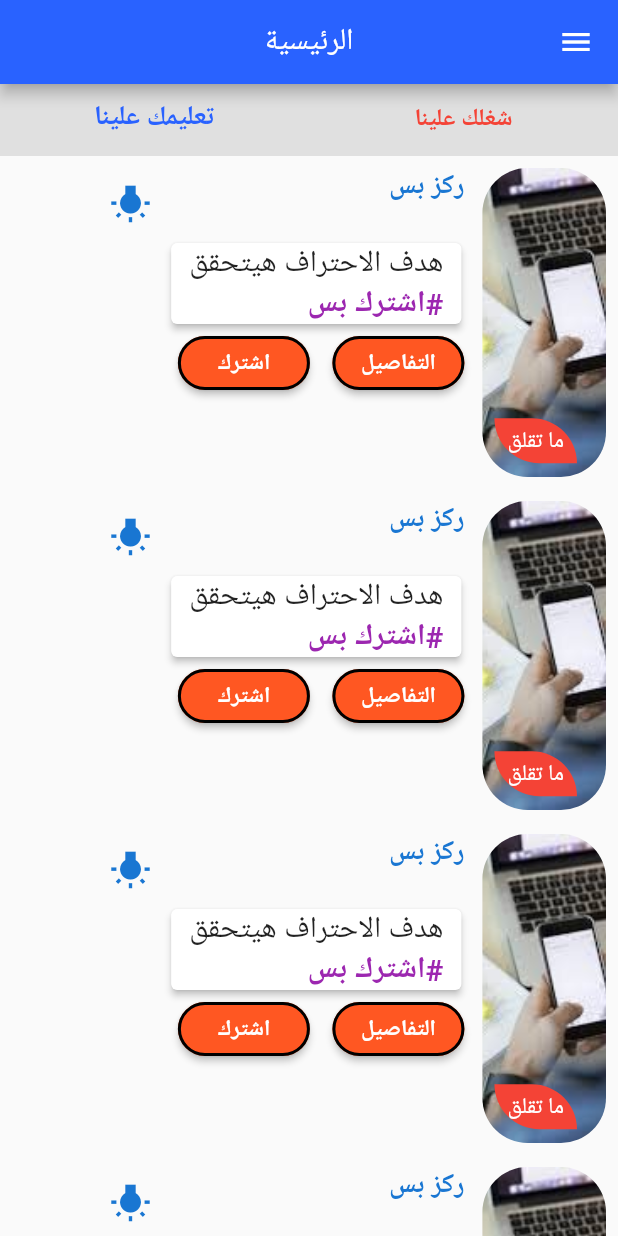
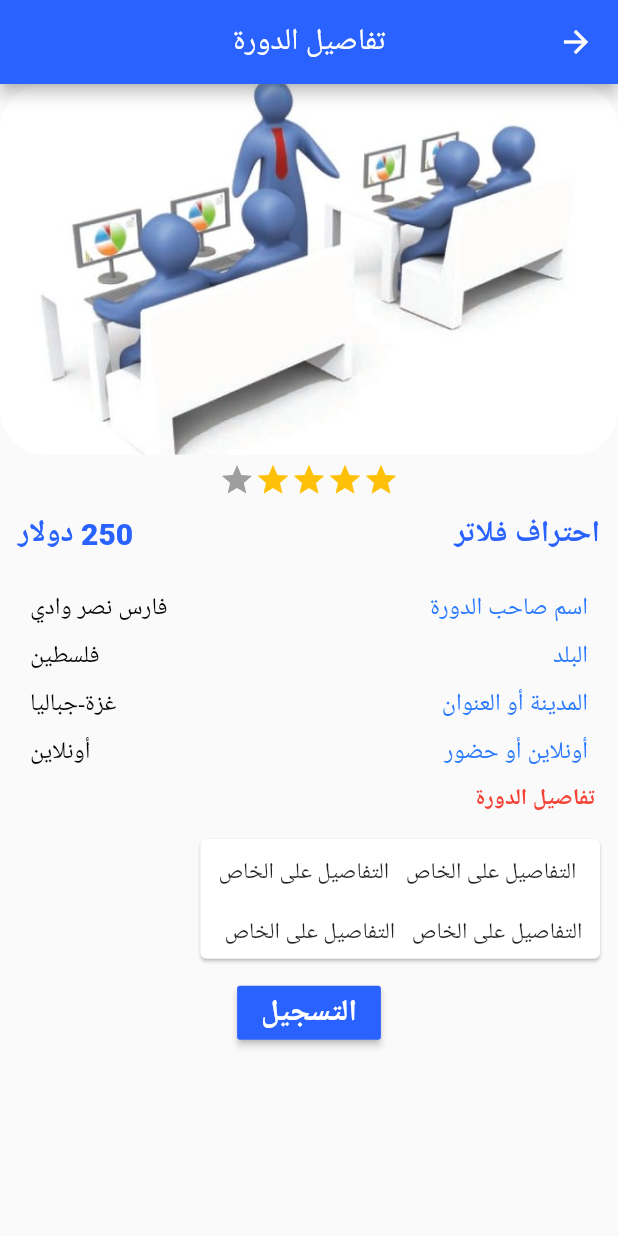
Before and after one commit to fareswadi/programmer_app, a Flutter app: the MainPage screen opened by its route, tab 2 chosen, after a tap on "التفاصيل", on a phone screen of 412 x 824 dp. Run offline on Flutter 3.47's test engine with Material 2 defaults, Android fonts, the light colour scheme and no system bars; our stand-ins replace google_fonts, splashscreen; missing offline and left inert: page_view_indicator; Roboto replaces fonts that are missing (Tajawal).

Commit message:
Details page

```diff
--- /dev/null
+++ b/lib/details.dart
@@ -0,0 +1,224 @@
+import 'package:flutter/cupertino.dart';
+import 'package:flutter/material.dart';
+import 'package:google_fonts/google_fonts.dart';
+
+class Details extends StatefulWidget {
+  @override
+  _DetailsState createState() => _DetailsState();
+}
+
+class _DetailsState extends State<Details> {
+  @override
+  Widget build(BuildContext context) {
+    return Theme(
+      data: ThemeData(fontFamily: GoogleFonts.tajawal().fontFamily),
+      child: Scaffold(
+        appBar: AppBar(
+          title: Text('تفاصيل الدورة'),
+          centerTitle: true,
+          backgroundColor: Colors.blueAccent.shade700,
+        ),
+        body: SingleChildScrollView(
+          child: Column(
+            children: [imageintro(), infopage(),detailsgeneral(),],
+          ),
+        ),
+      ),
+    );
+  }
+
+  imageintro() {
+    return Container(
+      width: MediaQuery.of(context).size.width,
+      height: MediaQuery.of(context).size.height * 0.3,
+      decoration: BoxDecoration(
+          borderRadius: BorderRadius.circular(30),
+          image: DecorationImage(
+            image: ExactAssetImage('images/teach.jpg'),
+            fit: BoxFit.cover,
+          )),
+    );
+  }
+
+  infopage() {
+    return Column(
+      children: [
+        Padding(
+          padding: const EdgeInsets.all(5.0),
+          child: Row(
+            mainAxisAlignment: MainAxisAlignment.center,
+            children: [
+              Icon(
+                Icons.star,
+                color: Colors.amber,
+              ),
+              Icon(
+                Icons.star,
+                color: Colors.amber,
+              ),
+              Icon(
+                Icons.star,
+                color: Colors.amber,
+              ),
+              Icon(
+                Icons.star,
+                color: Colors.amber,
+              ),
+              Icon(
+                Icons.star,
+                color: Colors.grey,
+              ),
+            ],
+          ),
+        ),
+        Padding(
+          padding: const EdgeInsets.symmetric(horizontal: 12,vertical: 5),
+          child: Row(
+            mainAxisAlignment: MainAxisAlignment.spaceBetween,
+            children: [
+              Text(
+                'احتراف فلاتر',
+                style: TextStyle(
+                  fontSize: 20,
+                  fontWeight: FontWeight.w800,
+                  color: Colors.blueAccent.shade700,
+                ),
+              ),
+              Text(
+                '250 دولار',
+                style: TextStyle(
+                  fontSize: 20,
+                  fontWeight: FontWeight.w800,
+                  color: Colors.blueAccent.shade700,
+                ),
+              ),
+            ],
+          ),
+        ),
+        SizedBox(height: 15,),
+        Padding(
+          padding: const EdgeInsets.symmetric(horizontal: 20,vertical: 5),
+          child: Row(
+            mainAxisAlignment: MainAxisAlignment.spaceBetween,
+            children: [
+              Text(
+                'اسم صاحب الدورة',
+                style: TextStyle(
+                  fontSize: 16,
+                  color: Colors.blueAccent.shade400,
+                ),
+              ),
+              Text(
+                'فارس نصر وادي',
+                style: TextStyle(
+                  fontSize: 16,
+                  color: Colors.black,
+                ),
+              ),
+            ],
+          ),
+        ),
+        Padding(
+          padding: const EdgeInsets.symmetric(horizontal: 20,vertical: 5),
+          child: Row(
+            mainAxisAlignment: MainAxisAlignment.spaceBetween,
+            crossAxisAlignment: CrossAxisAlignment.start,
+            children: [
+              Text(
+                'البلد',
+                style: TextStyle(
+                  fontSize: 16,
+                  color: Colors.blueAccent.shade400,
+                ),
+              ),
+              Text(
+                'فلسطين',
+                style: TextStyle(
+                  fontSize: 16,
+                  color: Colors.black,
+                ),
+              ),
+            ],
+          ),
+        ),
+        Padding(
+          padding: const EdgeInsets.symmetric(horizontal: 20,vertical: 5),
+          child: Row(
+            mainAxisAlignment: MainAxisAlignment.spaceBetween,
+            children: [
+              Text(
+                'المدينة أو العنوان',
+                style: TextStyle(
+                  fontSize: 16,
+                  color: Colors.blueAccent.shade400,
+                ),
+              ),
+              Text(
+                'غزة-جباليا',
+                style: TextStyle(
+                  fontSize: 16,
+                  color: Colors.black,
+                ),
+              ),
+            ],
+          ),
+        ),
+        Padding(
+          padding: const EdgeInsets.symmetric(horizontal: 20,vertical: 5),
+          child: Row(
+            mainAxisAlignment: MainAxisAlignment.spaceBetween,
+            children: [
+              Text(
+                'أونلاين أو حضور',
+                style: TextStyle(
+                  fontSize: 16,
+                  color: Colors.blueAccent.shade400,
+                ),
+              ),
+              Text(
+                'أونلاين',
+                style: TextStyle(
+                  fontSize: 16,
+                  color: Colors.black,
+                ),
+              ),
+            ],
+          ),
+        )
+      ],
+    );
+  }
+
+  detailsgeneral() {
+    return Column(
+      crossAxisAlignment: CrossAxisAlignment.start,
+
+      children: [
+      Padding(
+        padding: const EdgeInsets.symmetric(horizontal: 15,vertical: 5),
+        child: Text('تفاصيل الدورة',style: TextStyle(color: Colors.red,fontWeight: FontWeight.w800),),
+      ),
+      Padding(
+        padding: const EdgeInsets.all(8.0),
+        child: Card(
+          child: Column(
+            crossAxisAlignment: CrossAxisAlignment.start,
+            children: [
+              Padding(
+                padding: const EdgeInsets.all(12.0),
+                child: Text(' التفاصيل على الخاص   التفاصيل على الخاص'),
+              ),
+              Padding(
+                padding: const EdgeInsets.all(8.0),
+                child: Text(' التفاصيل على الخاص   التفاصيل على الخاص'),
+              ),
+
+            ],
+          ),
+        ),
+      ),
+        Center(child: RaisedButton(onPressed: (){},color:Colors.blueAccent.shade700,child: Text('التسجيل',style: TextStyle(fontSize: 20,color: Colors.white),),))
+      ],
+    );
+  }
+}
--- a/lib/main.dart
+++ b/lib/main.dart
@@ -1,6 +1,7 @@
 import 'package:flutter/material.dart';
 import 'package:flutter_localizations/flutter_localizations.dart';
 import 'package:programmer_app/callUs.dart';
+import 'package:programmer_app/details.dart';
 import 'file:///G:/flutter_project/programmer_app/lib/mainpage/mainpage.dart';
 import 'package:programmer_app/pageview.dart';
 import 'package:programmer_app/welcomepage.dart';
@@ -17,7 +18,7 @@ class MyApp extends StatelessWidget {
     return MaterialApp(
       title: 'مبرمجين',
 
-      home:CallUs(),
+      home:WelcomePage(),
       routes: <String,WidgetBuilder>{
         '/MainPage':(BuildContext context)=>new MainPage(),
         '/CallUs':(BuildContext context)=>new CallUs()
--- a/lib/tabs/tab2.dart
+++ b/lib/tabs/tab2.dart
@@ -1,4 +1,5 @@
 import 'package:flutter/material.dart';
+import 'package:programmer_app/details.dart';
 class Tab2 extends StatefulWidget {
   @override
   _Tab2State createState() => _Tab2State();
@@ -81,7 +82,11 @@ class _Tab2State extends State<Tab2> {
                     Row(
                       children: [
                         RaisedButton(
-                          onPressed: () {},
+                          onPressed: (){
+                            Navigator.push(context, MaterialPageRoute(builder: (BuildContext context){
+                              return Details();
+                            }));
+                          },
                           shape: RoundedRectangleBorder(
                               borderRadius: BorderRadius.circular(30),
                               side: BorderSide(color: Colors.black,width: 2)
--- a/pubspec.yaml
+++ b/pubspec.yaml
@@ -63,6 +63,7 @@ flutter:
      - images/laptopE.png
      - images/con1.png
      - images/con2.jpg
+     - images/teach.jpg
   #   - images/a_dot_ham.jpeg
 
   # An image asset can refer to one or more resolution-specific "variants", see
```
Also changed, not shown: images/teach.jpg.
